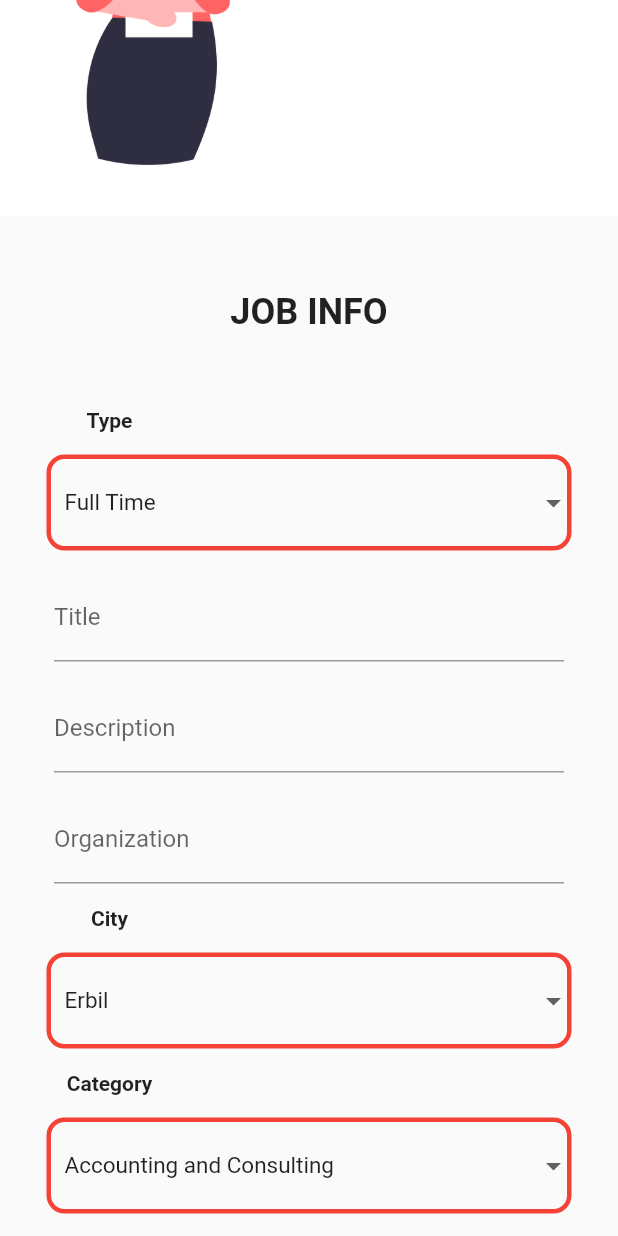
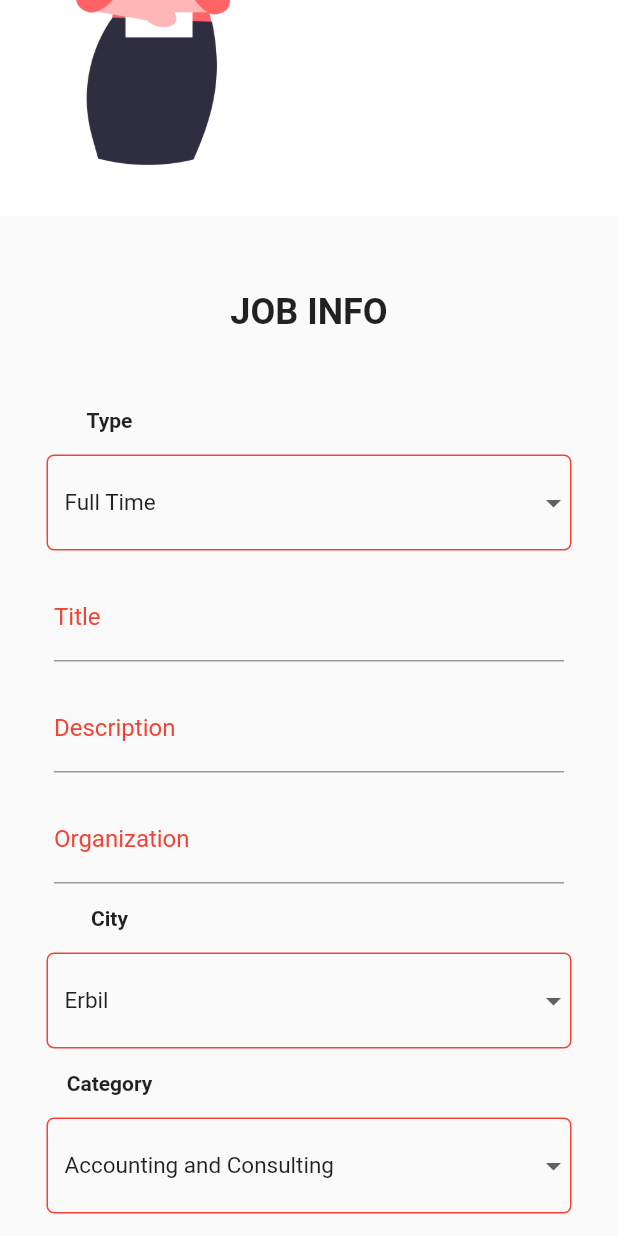
Before and after one commit to areeahmed/assignmentjobscreen, a Flutter app: the screen it shows after launch, on a phone screen of 412 x 824 dp. Run offline on Flutter 3.47's test engine with Material 2 defaults, Android fonts, the phone set to English and light mode, and no system bars.

Commit message:
Simple documentation add

```diff
--- a/lib/src/screens/job_screen.dart
+++ b/lib/src/screens/job_screen.dart
@@ -4,10 +4,10 @@ class JobScreenPage extends StatefulWidget {
   JobScreenPage({Key? key}) : super(key: key);
 
   @override
-  State<JobScreenPage> createState() => _JobScreenPageState();
+  State<JobScreenPage> createState() => deferent();
 }
 
-class _JobScreenPageState extends State<JobScreenPage> {
+class deferent extends State<JobScreenPage> {
   List<String> citysList = [
     'Erbil',
     'Duhok',
@@ -159,6 +159,7 @@ class _JobScreenPageState extends State<JobScreenPage> {
   }
 
   // this is the style of header text
+  // Have Font Weight Bold and font Size 24
   TextStyle headerTextStyle() {
     return TextStyle(
       fontWeight: FontWeight.bold,
@@ -174,24 +175,33 @@ class _JobScreenPageState extends State<JobScreenPage> {
   }
 
   // Information Header Text Style [ City , Category , ... etc]
+  // Font Weight is BOLD.
   TextStyle informationHeaderOfInputsTextStyle() {
     return TextStyle(
       fontWeight: FontWeight.bold,
     );
   }
 
-  // Drop Down Button
+  // Drop Down Button form field
+  // required 2 parameter ( selectedItem and List of Items)
+  // List of items is the items that will show when drop down is pressed
+  // Sized Box used to resize the Drop Down button : Size ( 350 )
+  // the size will be different for other platforms
+  // the drop down button controller will return String
+  // using ( drop DownItemStyle() ) is a method that user define is this file
   Widget dropDownButton(
       {required String? selectedItem, required List<String> itemsList}) {
     return SizedBox(
       width: 350,
       child: DropdownButtonFormField<String>(
           decoration: InputDecoration(
+              focusedBorder:
+                  OutlineInputBorder(borderSide: BorderSide(color: Colors.red)),
               enabledBorder: OutlineInputBorder(
-                  borderRadius: BorderRadius.circular(12),
+                  borderRadius: BorderRadius.circular(5),
                   borderSide: BorderSide(
                     color: Colors.red,
-                    width: 3,
+                    width: 1,
                   ))),
           value: selectedItem,
           items: itemsList
@@ -240,7 +250,11 @@ class _JobScreenPageState extends State<JobScreenPage> {
       width: 340,
       child: TextField(
         controller: textController,
-        decoration: InputDecoration(label: Text(name)),
+        decoration: InputDecoration(
+            labelStyle: TextStyle(color: Colors.red),
+            label: Text(name),
+            focusedBorder:
+                OutlineInputBorder(borderSide: BorderSide(color: Colors.red))),
       ),
     );
   }
```
